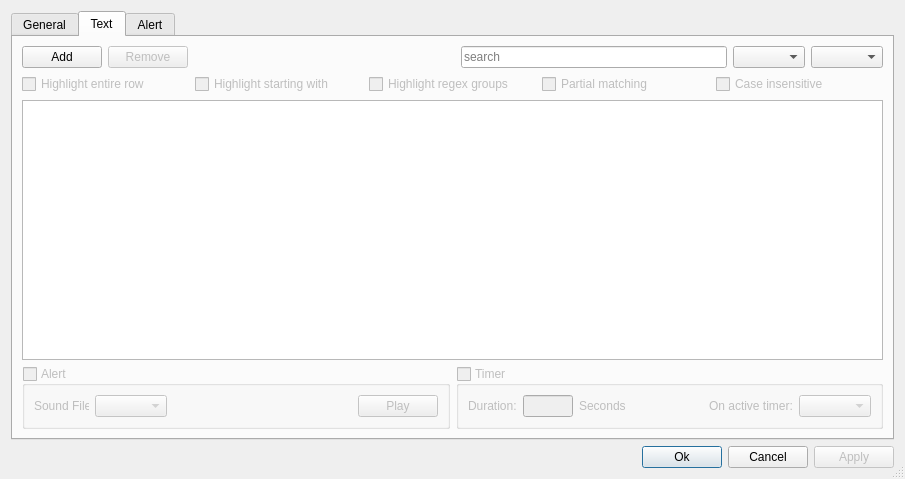
The window that gui/text/highlight/highlightdialog.ui (matoom/frostbite) describes before a commit, drawn with Qt 5.
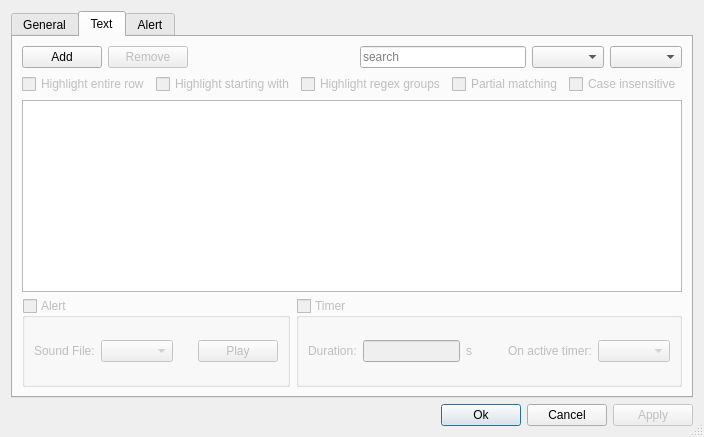
The same window after the commit. The open tabs and pages were chosen to show the change. Icons and pictures are not drawn.

What changed in the file:
```diff
--- a/gui/text/highlight/highlightdialog.ui
+++ b/gui/text/highlight/highlightdialog.ui
@@ -6,8 +6,8 @@
    <rect>
     <x>0</x>
     <y>0</y>
-    <width>905</width>
-    <height>479</height>
+    <width>547</width>
+    <height>366</height>
    </rect>
   </property>
   <property name="windowTitle">
@@ -287,14 +287,32 @@
              </property>
              <property name="sizeHint" stdset="0">
               <size>
-               <width>40</width>
-               <height>20</height>
+               <width>0</width>
+               <height>0</height>
               </size>
              </property>
             </spacer>
            </item>
            <item>
             <widget class="QLineEdit" name="tFilterEdit">
+             <property name="sizePolicy">
+              <sizepolicy hsizetype="Expanding" vsizetype="Fixed">
+               <horstretch>0</horstretch>
+               <verstretch>0</verstretch>
+              </sizepolicy>
+             </property>
+             <property name="minimumSize">
+              <size>
+               <width>0</width>
+               <height>0</height>
+              </size>
+             </property>
+             <property name="baseSize">
+              <size>
+               <width>0</width>
+               <height>0</height>
+              </size>
+             </property>
              <property name="placeholderText">
               <string>search</string>
              </property>
@@ -396,6 +414,19 @@
              </property>
             </widget>
            </item>
+           <item>
+            <spacer name="horizontalSpacer_10">
+             <property name="orientation">
+              <enum>Qt::Horizontal</enum>
+             </property>
+             <property name="sizeHint" stdset="0">
+              <size>
+               <width>40</width>
+               <height>20</height>
+              </size>
+             </property>
+            </spacer>
+           </item>
            <item>
             <widget class="QCheckBox" name="tStartingWith">
              <property name="enabled">
@@ -406,6 +437,19 @@
              </property>
             </widget>
            </item>
+           <item>
+            <spacer name="horizontalSpacer_11">
+             <property name="orientation">
+              <enum>Qt::Horizontal</enum>
+             </property>
+             <property name="sizeHint" stdset="0">
+              <size>
+               <width>40</width>
+               <height>20</height>
+              </size>
+             </property>
+            </spacer>
+           </item>
            <item>
             <widget class="QCheckBox" name="tGroupsMatch">
              <property name="enabled">
@@ -416,6 +460,19 @@
              </property>
             </widget>
            </item>
+           <item>
+            <spacer name="horizontalSpacer_12">
+             <property name="orientation">
+              <enum>Qt::Horizontal</enum>
+             </property>
+             <property name="sizeHint" stdset="0">
+              <size>
+               <width>40</width>
+               <height>20</height>
+              </size>
+             </property>
+            </spacer>
+           </item>
            <item>
             <widget class="QCheckBox" name="tPartialMatch">
              <property name="enabled">
@@ -426,6 +483,19 @@
              </property>
             </widget>
            </item>
+           <item>
+            <spacer name="horizontalSpacer_13">
+             <property name="orientation">
+              <enum>Qt::Horizontal</enum>
+             </property>
+             <property name="sizeHint" stdset="0">
+              <size>
+               <width>40</width>
+               <height>20</height>
+              </size>
+             </property>
+            </spacer>
+           </item>
            <item>
             <widget class="QCheckBox" name="tCaseInsensitive">
              <property name="enabled">
@@ -453,7 +523,7 @@
               <bool>false</bool>
              </property>
              <property name="sizePolicy">
-              <sizepolicy hsizetype="Preferred" vsizetype="Preferred">
+              <sizepolicy hsizetype="Expanding" vsizetype="Expanding">
                <horstretch>0</horstretch>
                <verstretch>0</verstretch>
               </sizepolicy>
@@ -478,18 +548,6 @@
                <layout class="QHBoxLayout" name="horizontalLayout_9">
                 <item>
                  <widget class="QLabel" name="label_4">
-                  <property name="minimumSize">
-                   <size>
-                    <width>55</width>
-                    <height>0</height>
-                   </size>
-                  </property>
-                  <property name="maximumSize">
-                   <size>
-                    <width>55</width>
-                    <height>16777215</height>
-                   </size>
-                  </property>
                   <property name="text">
                    <string>Sound File:</string>
                   </property>
@@ -497,6 +555,12 @@
                 </item>
                 <item>
                  <widget class="QComboBox" name="tFileSelect">
+                  <property name="sizePolicy">
+                   <sizepolicy hsizetype="Expanding" vsizetype="Fixed">
+                    <horstretch>0</horstretch>
+                    <verstretch>0</verstretch>
+                   </sizepolicy>
+                  </property>
                   <property name="palette">
                    <palette>
                     <active>
@@ -551,18 +615,6 @@
                 </item>
                 <item>
                  <widget class="QPushButton" name="tPlay">
-                  <property name="minimumSize">
-                   <size>
-                    <width>80</width>
-                    <height>0</height>
-                   </size>
-                  </property>
-                  <property name="maximumSize">
-                   <size>
-                    <width>80</width>
-                    <height>16777215</height>
-                   </size>
-                  </property>
                   <property name="text">
                    <string>Play</string>
                   </property>
@@ -578,6 +630,12 @@
              <property name="enabled">
               <bool>false</bool>
              </property>
+             <property name="sizePolicy">
+              <sizepolicy hsizetype="Expanding" vsizetype="Expanding">
+               <horstretch>0</horstretch>
+               <verstretch>0</verstretch>
+              </sizepolicy>
+             </property>
              <property name="minimumSize">
               <size>
                <width>0</width>
@@ -604,20 +662,16 @@
                  </widget>
                 </item>
                 <item>
-                 <widget class="QLineEdit" name="tTimerValue">
-                  <property name="maximumSize">
-                   <size>
-                    <width>50</width>
-                    <height>16777215</height>
-                   </size>
-                  </property>
-                 </widget>
+                 <widget class="QLineEdit" name="tTimerValue"/>
                 </item>
                 <item>
                  <widget class="QLabel" name="label_3">
-                  <property name="text">
+                  <property name="toolTip">
                    <string>Seconds</string>
                   </property>
+                  <property name="text">
+                   <string>s</string>
+                  </property>
                  </widget>
                 </item>
                 <item>
@@ -641,7 +695,14 @@
                  </widget>
                 </item>
                 <item>
-                 <widget class="QComboBox" name="tActionSelect"/>
+                 <widget class="QComboBox" name="tActionSelect">
+                  <property name="sizePolicy">
+                   <sizepolicy hsizetype="Expanding" vsizetype="Fixed">
+                    <horstretch>0</horstretch>
+                    <verstretch>0</verstretch>
+                   </sizepolicy>
+                  </property>
+                 </widget>
                 </item>
                </layout>
               </item>
@@ -1057,6 +1118,12 @@
      </item>
      <item>
       <widget class="QPushButton" name="okButton">
+       <property name="sizePolicy">
+        <sizepolicy hsizetype="Preferred" vsizetype="Fixed">
+         <horstretch>0</horstretch>
+         <verstretch>0</verstretch>
+        </sizepolicy>
+       </property>
        <property name="text">
         <string>Ok</string>
        </property>
@@ -1067,6 +1134,12 @@
      </item>
      <item>
       <widget class="QPushButton" name="cancelButton">
+       <property name="sizePolicy">
+        <sizepolicy hsizetype="Preferred" vsizetype="Fixed">
+         <horstretch>0</horstretch>
+         <verstretch>0</verstretch>
+        </sizepolicy>
+       </property>
        <property name="text">
         <string>Cancel</string>
        </property>
@@ -1077,6 +1150,12 @@
        <property name="enabled">
         <bool>false</bool>
        </property>
+       <property name="sizePolicy">
+        <sizepolicy hsizetype="Preferred" vsizetype="Fixed">
+         <horstretch>0</horstretch>
+         <verstretch>0</verstretch>
+        </sizepolicy>
+       </property>
        <property name="text">
         <string>Apply</string>
        </property>
```
Left out of the diff: 196 changed lines with no effect on the pictures.
